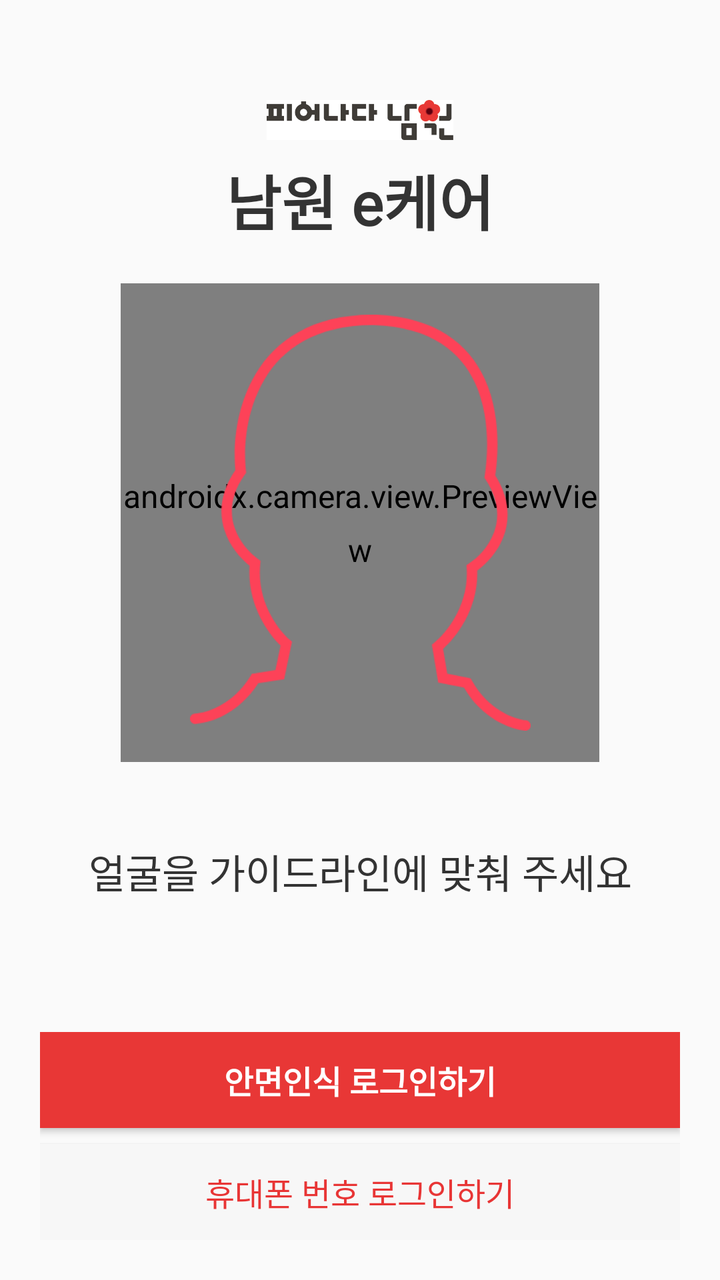
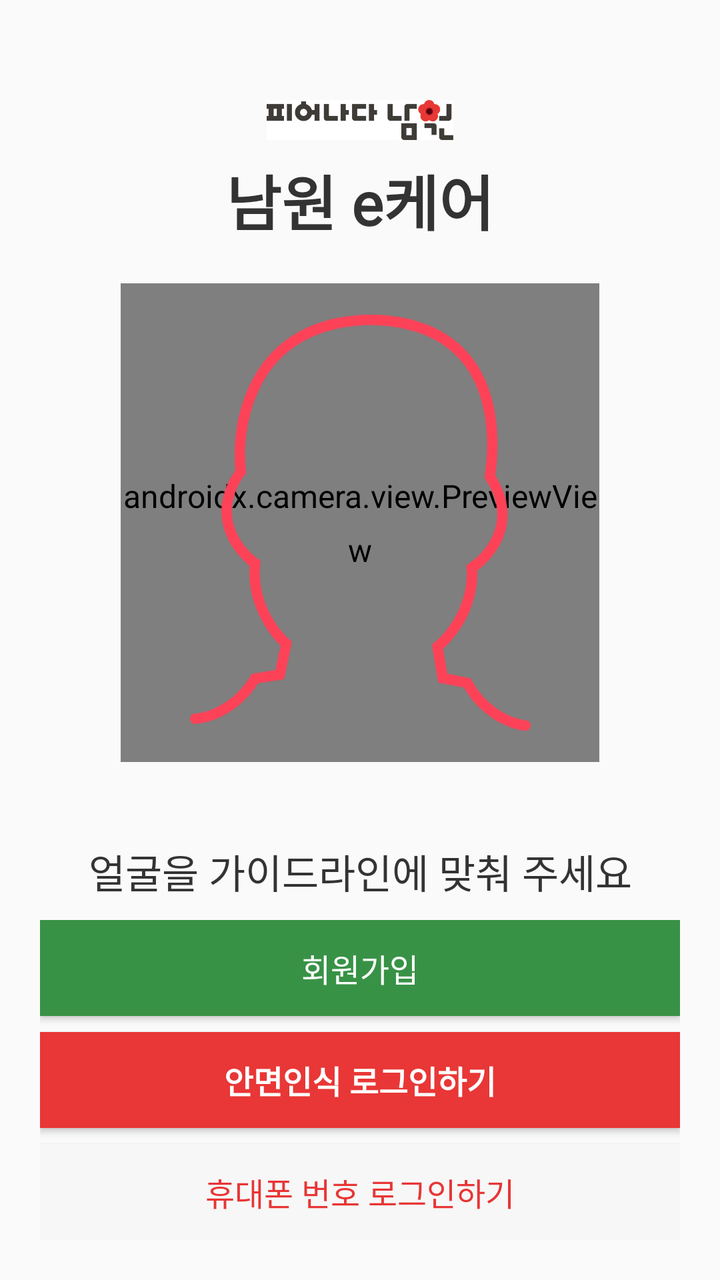

Screens rendered from an Android XML layout before and after an edit, with the pre-edit source and the edit as a unified diff.
<!-- AndroidManifest.xml: application theme Theme.LemonDemo -->
<!-- res/layout/activity_login.xml -->
<?xml version="1.0" encoding="utf-8"?>
<androidx.constraintlayout.widget.ConstraintLayout xmlns:android="http://schemas.android.com/apk/res/android"
    xmlns:app="http://schemas.android.com/apk/res-auto"
    android:layout_width="match_parent"
    android:layout_height="match_parent">

    <ImageView
        android:id="@+id/ciImageView"
        android:layout_width="0dp"
        android:layout_height="20dp"
        android:layout_marginTop="50dp"
        android:src="@drawable/namwon_ci"
        app:layout_constraintEnd_toEndOf="parent"
        app:layout_constraintStart_toStartOf="parent"
        app:layout_constraintTop_toTopOf="parent" />

    <TextView
        android:id="@+id/appNameTextView"
        android:layout_width="wrap_content"
        android:layout_height="wrap_content"
        android:fontFamily="@font/pretendard_bold"
        android:text="@string/app_name"
        android:layout_marginTop="8dp"
        android:textSize="30dp"
        android:textStyle="bold"
        app:layout_constraintTop_toBottomOf="@id/ciImageView"
        app:layout_constraintEnd_toEndOf="parent"
        app:layout_constraintStart_toStartOf="parent" />

    <androidx.constraintlayout.widget.ConstraintLayout
        android:id="@+id/layoutPreview"
        android:layout_width="0dp"
        android:layout_height="0dp"
        android:layout_margin="20dp"
        app:layout_constraintBottom_toTopOf="@id/layoutContent"
        app:layout_constraintDimensionRatio="h,1:1"
        app:layout_constraintEnd_toEndOf="parent"
        app:layout_constraintStart_toStartOf="parent"
        app:layout_constraintTop_toBottomOf="@id/appNameTextView">

        <androidx.camera.view.PreviewView
            android:id="@+id/previewView"
            android:layout_width="0dp"
            android:layout_height="0dp"
            app:layout_constraintBottom_toBottomOf="parent"
            app:layout_constraintEnd_toEndOf="parent"
            app:layout_constraintStart_toStartOf="parent"
            app:layout_constraintTop_toTopOf="parent" />

        <ImageView
            android:id="@+id/ivGuide"
            android:layout_width="wrap_content"
            android:layout_height="wrap_content"
            android:background="@android:color/transparent"
            android:scaleX="1.3"
            android:scaleY="1.3"
            android:src="@drawable/face_guide_red"
            app:layout_constraintBottom_toBottomOf="parent"
            app:layout_constraintEnd_toEndOf="parent"
            app:layout_constraintStart_toStartOf="parent"
            app:layout_constraintTop_toTopOf="parent" />

        <ImageView
            android:id="@+id/ivLeftArrow"
            android:layout_width="wrap_content"
            android:layout_height="wrap_content"
            android:layout_marginStart="24dp"
            android:src="@drawable/left_arrow"
            android:visibility="invisible"
            app:layout_constraintBottom_toBottomOf="parent"
            app:layout_constraintStart_toStartOf="parent"
            app:layout_constraintTop_toTopOf="parent" />

        <ImageView
            android:id="@+id/ivRightArrow"
            android:layout_width="wrap_content"
            android:layout_height="wrap_content"
            android:layout_marginEnd="24dp"
            android:src="@drawable/right_arrow"
            android:visibility="invisible"
            app:layout_constraintBottom_toBottomOf="parent"
            app:layout_constraintEnd_toEndOf="parent"
            app:layout_constraintTop_toTopOf="parent" />

    </androidx.constraintlayout.widget.ConstraintLayout>

    <androidx.constraintlayout.widget.ConstraintLayout
        android:id="@+id/layoutContent"
        android:layout_width="0dp"
        android:layout_height="0dp"
        app:layout_constraintBottom_toBottomOf="parent"
        app:layout_constraintEnd_toEndOf="parent"
        app:layout_constraintStart_toStartOf="parent"
        app:layout_constraintTop_toBottomOf="@id/layoutPreview">

        <TextView
            android:id="@+id/tvCameraText"
            android:layout_width="0dp"
            android:layout_height="wrap_content"
            android:layout_marginStart="20dp"
            android:layout_marginTop="20dp"
            android:layout_marginEnd="20dp"
            android:fontFamily="@font/pretendard_semibold"
            android:gravity="center"
            android:text="@string/camera_front"
            android:textSize="20dp"
            app:layout_constraintEnd_toEndOf="parent"
            app:layout_constraintStart_toStartOf="parent"
            app:layout_constraintTop_toTopOf="parent" />
    </androidx.constraintlayout.widget.ConstraintLayout>


    <LinearLayout
        android:layout_width="match_parent"
        android:layout_height="wrap_content"
        android:layout_marginHorizontal="20dp"
        android:layout_marginVertical="20dp"
        android:orientation="vertical"
        app:layout_constraintBottom_toBottomOf="parent"
        app:layout_constraintEnd_toEndOf="parent"
        app:layout_constraintStart_toStartOf="parent">

        <Button
            android:id="@+id/faceAuthBtn"
            android:layout_width="match_parent"
            android:layout_height="wrap_content"
            android:background="#e83736"
            android:fontFamily="@font/pretendard_regular"
            android:text="@string/login_with_face"
            android:textColor="@color/white"
            android:textStyle="bold" />

        <Button
            android:id="@+id/phoneAuthBtn"
            android:layout_width="match_parent"
            android:layout_height="wrap_content"
            android:layout_marginTop="8dp"
            android:background="#f7f7f7"
            android:fontFamily="@font/pretendard_regular"
            android:text="@string/login_with_phone"
            android:textColor="#e83535" />
    </LinearLayout>
</androidx.constraintlayout.widget.ConstraintLayout>
<!-- resources referenced by this layout -->
<resources>
  <color name="white">#FFFFFFFF</color>
  <!-- drawable face_guide_red (drawable) -->
  <vector xmlns:android="http://schemas.android.com/apk/res/android"
      android:width="131dp"
      android:height="160dp"
      android:viewportWidth="131"
      android:viewportHeight="160">
    <path
        android:pathData="M71.35,0.03C71.25,0.01 71.15,0 71.05,0C70.89,0 70.73,0 70.57,0C70.54,-0 70.52,-0 70.5,-0C46.86,-0.05 32.91,9.98 25.26,22.74C17.88,35.05 16.47,49.68 17.44,59.73C11.49,68.37 11.12,76.44 13.29,83.04C15.3,89.13 19.41,93.82 22.92,96.56C21.84,111.11 29.83,122.47 34.82,127.21L32.84,136.69L24.7,137.97L23.78,138.12L23.3,138.91C16.49,150.21 6.01,153.24 1.93,153.39C0.83,153.43 -0.04,154.35 0,155.46C0.04,156.56 0.97,157.42 2.07,157.38C7.21,157.2 18.62,153.74 26.23,141.78L34.82,140.43L36.19,140.21L36.47,138.86L38.97,126.91L39.22,125.75L38.31,124.98C33.96,121.26 25.49,110.11 27,95.84L27.12,94.67L26.16,93.99C23.01,91.77 18.95,87.44 17.09,81.79C15.27,76.26 15.5,69.29 21.13,61.43L21.58,60.81L21.5,60.05C20.45,50.59 21.69,36.46 28.69,24.8C35.59,13.29 48.21,3.95 70.5,4C81.8,4.36 90.21,7.01 96.45,10.97C102.68,14.94 106.87,20.28 109.61,26.21C115.13,38.14 114.78,52.38 113.33,61.97L113.22,62.72L113.64,63.36C118.96,71.43 118.9,78.41 116.86,83.87C114.78,89.44 110.55,93.61 107.31,95.7L106.33,96.33L106.4,97.51C107.34,111.82 98.43,122.64 93.93,126.18L93,126.91L93.2,128.08L95.22,140.12L95.45,141.49L96.8,141.75L105.34,143.45C112.46,155.7 123.72,159.61 128.85,159.99C129.95,160.08 130.91,159.25 130.99,158.15C131.08,157.05 130.25,156.09 129.15,156.01C125.07,155.7 114.73,152.26 108.38,140.7L107.93,139.88L107.01,139.7L98.93,138.1L97.33,128.55C102.51,124.01 110.94,112.97 110.45,98.4C114.07,95.8 118.36,91.27 120.61,85.27C123.04,78.76 123,70.68 117.4,61.81C118.81,51.91 119.1,37.17 113.24,24.53C110.22,18 105.56,12.03 98.59,7.6C91.78,3.27 82.87,0.49 71.35,0.03Z"
        android:fillColor="#FD4258"
        android:fillType="evenOdd"/>
  </vector>
  <!-- drawable left_arrow (drawable) -->
  <vector xmlns:android="http://schemas.android.com/apk/res/android"
      android:width="36dp"
      android:height="36dp"
      android:viewportWidth="36"
      android:viewportHeight="36">
    <path
        android:pathData="M17,30L2,18L17,6V13.051H34V22.949H17V30Z"
        android:fillColor="#ffffff"
        android:fillType="evenOdd"/>
  </vector>
  <!-- drawable namwon_ci: jpg bitmap (drawable, 17067 bytes) -->
  <!-- drawable right_arrow (drawable) -->
  <vector xmlns:android="http://schemas.android.com/apk/res/android"
      android:width="36dp"
      android:height="36dp"
      android:viewportWidth="36"
      android:viewportHeight="36">
    <path
        android:pathData="M19,30L34,18L19,6V13.051H2V22.949H19V30Z"
        android:fillColor="#ffffff"
        android:fillType="evenOdd"/>
  </vector>
  <string name="app_name">남원 e케어</string>
  <string name="camera_front">얼굴을 가이드라인에 맞춰 주세요</string>
  <string name="login_with_face">안면인식 로그인하기</string>
  <string name="login_with_phone">휴대폰 번호 로그인하기</string>
  <style name="Theme.LemonDemo" parent="Base.Theme.LemonDemo">
          <item name="android:textColor">@color/font_black</item>
          <item name="android:textSize">16dp</item>
          <item name="android:lineSpacingExtra">8dp</item>
          <item name="fontFamily">@font/pretendard_regular</item>
      </style>
  <style name="Base.Theme.LemonDemo" parent="Theme.AppCompat.Light.NoActionBar">
          <item name="android:statusBarColor">@color/white</item>
          <item name="android:windowLightStatusBar">true</item>
      </style>
  <color name="font_black">#333333</color>
</resources>

<!-- the commit's change to res/layout/activity_login.xml (unified diff, before → after) -->
@@ -121,10 +121,20 @@
         app:layout_constraintStart_toStartOf="parent">
 
         <Button
+            android:id="@+id/joinBtn"
+            android:layout_width="match_parent"
+            android:layout_height="wrap_content"
+            android:background="#389246"
+            android:fontFamily="@font/pretendard_regular"
+            android:text="회원가입"
+            android:textColor="@color/white" />
+
+        <Button
             android:id="@+id/faceAuthBtn"
             android:layout_width="match_parent"
             android:layout_height="wrap_content"
             android:background="#e83736"
+            android:layout_marginTop="8dp"
             android:fontFamily="@font/pretendard_regular"
             android:text="@string/login_with_face"
             android:textColor="@color/white"
